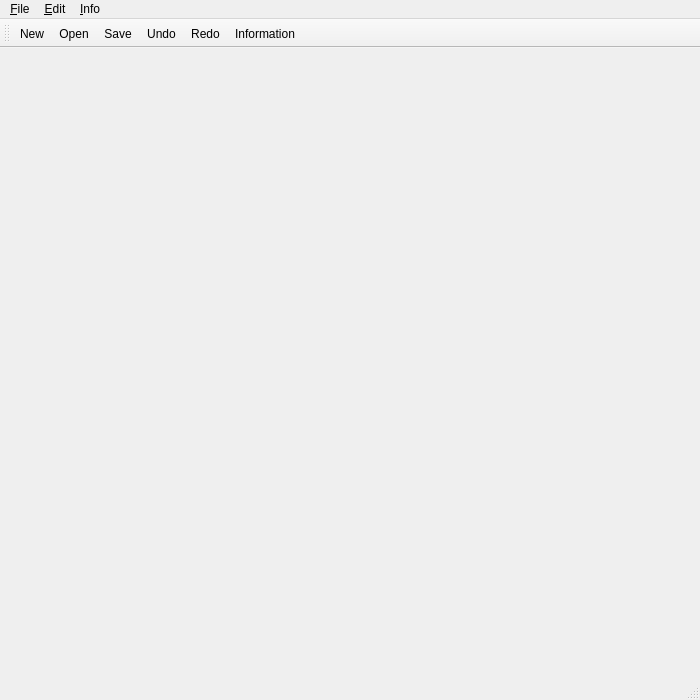
This is teddy/teddy/tmainwind.ui in hksonngan/cuteteddy as Qt 5 draws it before an edit. The edited form follows.
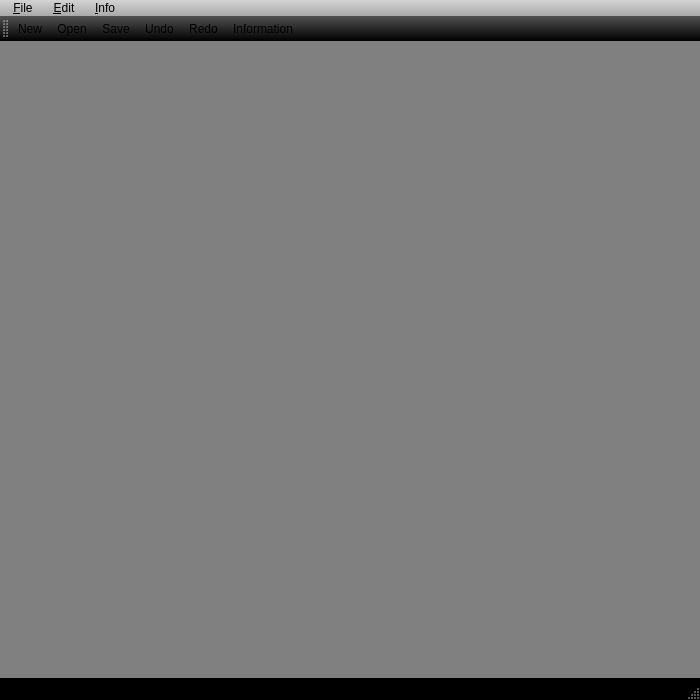
This is the edited form. Icons and pictures are not drawn.

```diff
--- a/teddy/teddy/tmainwind.ui
+++ b/teddy/teddy/tmainwind.ui
@@ -17,6 +17,74 @@
    <iconset resource="tmainwind.qrc">
     <normaloff>:/TMainWind/Resources/toolbar/Picture.png</normaloff>:/TMainWind/Resources/toolbar/Picture.png</iconset>
   </property>
+  <property name="styleSheet">
+   <string notr="true">QMainWindow {
+	background-color: gray;
+	color: #DDDDDD
+} 
+QMenuBar {
+	background-color: qlineargradient(x1:0, y1:0, x2:0, y2:1,stop:0 lightgray, stop:1 darkgray);
+}
+QMenuBar::item {
+	padding: 1px 7px;
+	background: transparent;
+}
+QMenuBar::item:selected { /* when selected using mouse or keyboard */
+	background: #a8a8a8;
+}
+QMenuBar::item:pressed {
+	background: #888888;
+}
+QMenu {
+	background-color: #323232; /* sets background of the menu */
+	color: white;
+	border: 1px solid black;
+} 
+QMenu::item {
+	background-color: transparent;
+} 
+QMenu::item:selected { /* when user selects item using mouse or keyboard */
+	background-color: #777777;
+}
+QMenu::item:checked {
+	background-color: #456789
+}
+QToolBar {
+	background-color: qlineargradient(x1:0, y1:0, x2:0, y2:1,stop:0 #525252, stop:1 #000000);	
+	border-color:#2020FF
+}
+QStatusBar {
+	background-color: black;
+	color: #DDDDDD
+}
+QDialog {
+	background-color: qlineargradient(x1:0, y1:0, x2:0, y2:1,stop:0 #000000, stop:1 #767676);
+	color: #dddddd; 
+}
+QScrollBar:horizontal {
+	height: 20px; 
+}
+QScrollBar:vertical {
+	width: 20px; 
+}
+QTabWidget::pane {
+	border-top: 2px solid #C2C7CB;
+}
+QGroupBox {color:white}
+.QLabel { 
+	color: white;  
+}
+QProgressBar {
+     border: 1px solid grey;
+     border-radius: 3px;
+     text-align: center;
+}
+QProgressBar::chunk {
+     background-color: darkgrey;
+     width: 5px;
+     margin: 0.5px;
+}</string>
+  </property>
   <widget class="QWidget" name="centralWidget"/>
   <widget class="QMenuBar" name="menuBar">
    <property name="geometry">
@@ -24,7 +92,7 @@
      <x>0</x>
      <y>0</y>
      <width>700</width>
-     <height>23</height>
+     <height>20</height>
     </rect>
    </property>
    <widget class="QMenu" name="menuFile">
```
